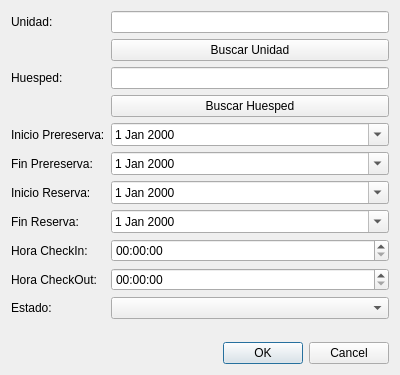
Above: src/ui/reserva.ui from leosmolas/conotels before the change. Below: the same form after it.
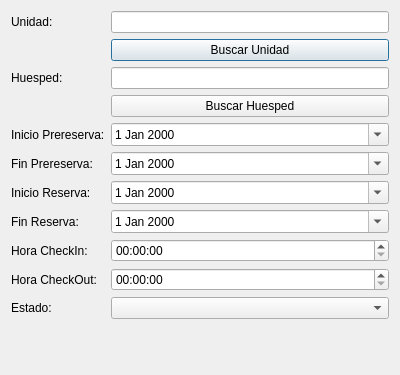
That is the form after the change.

```diff
--- a/src/ui/reserva.ui
+++ b/src/ui/reserva.ui
@@ -19,9 +19,6 @@
      <property name="orientation">
       <enum>Qt::Horizontal</enum>
      </property>
-     <property name="standardButtons">
-      <set>QDialogButtonBox::Cancel|QDialogButtonBox::Ok</set>
-     </property>
     </widget>
    </item>
    <item row="0" column="0">
```
Left out of the diff: 26 changed lines with no effect on the pictures.
